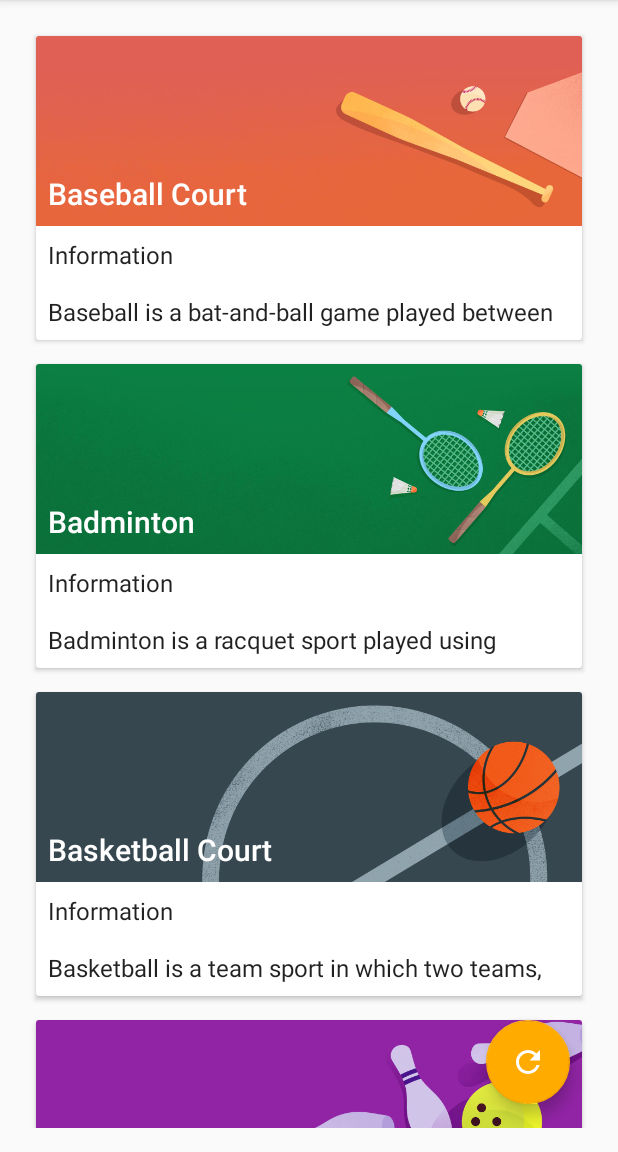
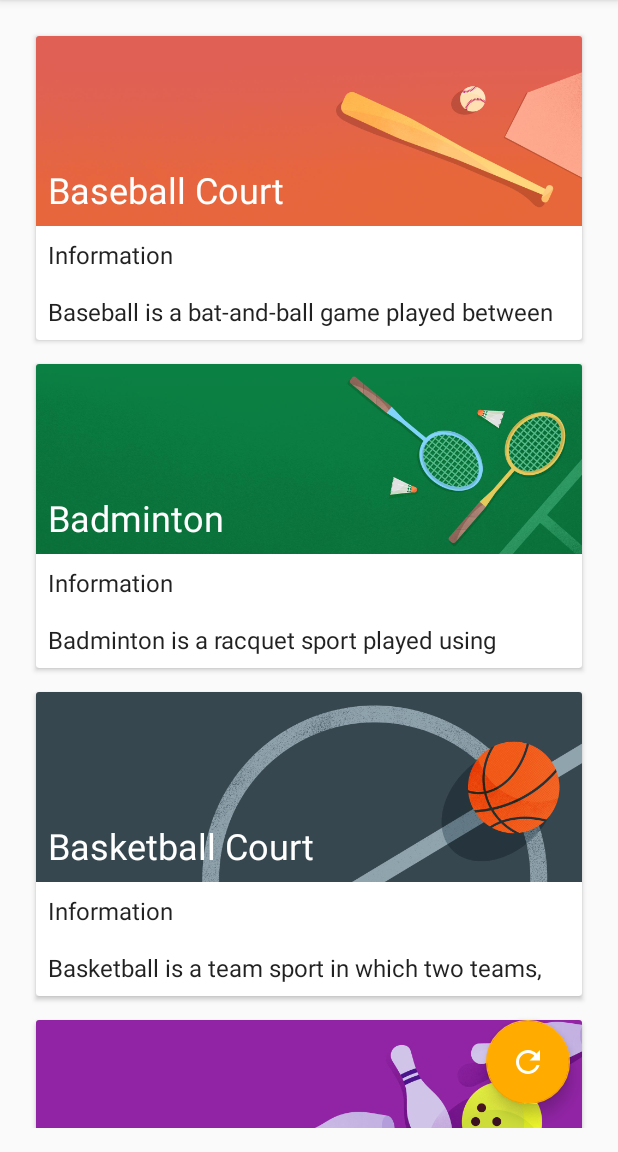
Before and after one commit to Ashwani8/Campusonphone, an Android app: the screen it shows after launch (MainActivity), on a phone screen of 412 x 824 dp, the part 84-1236 px from its top. Run offline under Robolectric (Android 15) with nearby library versions, the phone set to English and light mode, and no system bars.

Commit message:
update the tablet list item styles

```diff
--- a/app/src/main/res/layout/place_list_item.xml
+++ b/app/src/main/res/layout/place_list_item.xml
@@ -18,7 +18,7 @@
 
     <TextView
         android:id="@+id/place_name"
-        style="@style/TextAppearance.AppCompat.Title"
+        style="@style/PlacesName"
         android:layout_width="wrap_content"
         android:layout_height="wrap_content"
         android:padding="8dp"
@@ -28,7 +28,7 @@
 
     <TextView
         android:id="@+id/info_Title"
-        style="@style/TextAppearance.AppCompat.Subhead"
+        style="@style/PlacesDetailText"
         android:layout_width="wrap_content"
         android:layout_height="wrap_content"
         android:layout_below="@+id/placesImage"
@@ -37,7 +37,7 @@
 
     <TextView
         android:id="@+id/info_subTitle"
-        style="@style/Base.TextAppearance.AppCompat.Subhead"
+        style="@style/PlacesDetailText"
         android:layout_width="wrap_content"
         android:layout_height="wrap_content"
         android:padding="8dp"
--- /dev/null
+++ b/app/src/main/res/values-sw600dp/styles.xml
@@ -0,0 +1,17 @@
+<resources>
+
+    <!-- Base application theme. -->
+    <style name="AppTheme" parent="Theme.AppCompat.Light.DarkActionBar">
+        <!-- Customize your theme here. -->
+        <item name="colorPrimary">@color/colorPrimary</item>
+        <item name="colorPrimaryDark">@color/colorPrimaryDark</item>
+        <item name="colorAccent">@color/colorAccent</item>
+    </style>
+    <style name="PlacesDetailText"
+        parent="TextAppearance.AppCompat.Headline"/>
+    <style name="PlacesName"
+        parent="TextAppearance.AppCompat.Display1">
+        <item name="android:textColor">?android:textColorPrimary</item>
+    </style>
+
+</resources>
--- a/app/src/main/res/values/styles.xml
+++ b/app/src/main/res/values/styles.xml
@@ -7,5 +7,9 @@
 <item name="colorPrimaryDark">@color/colorPrimaryDark</item>
 <item name="colorAccent">@color/colorAccent</item>
 </style>
+<style name="PlacesDetailText"
+parent="TextAppearance.AppCompat.Subhead"/>
+<style name="PlacesName"
+parent="TextAppearance.AppCompat.Headline"/>
 
     </resources>
```
Lines whose indentation alone changed are shown as unchanged.
